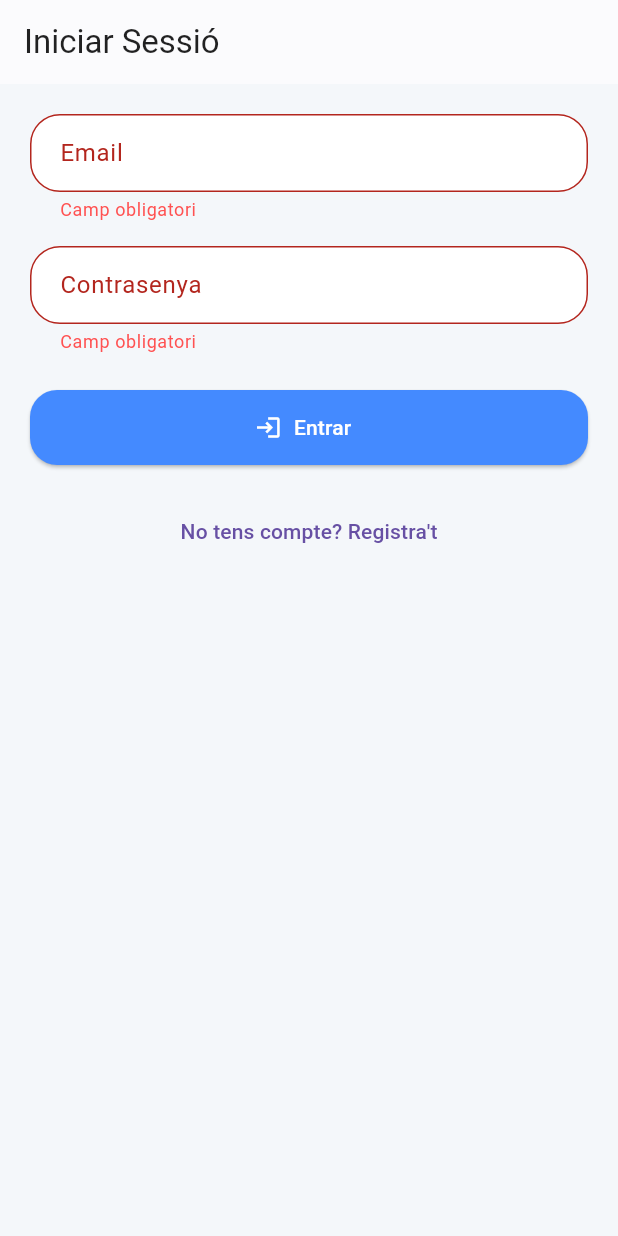
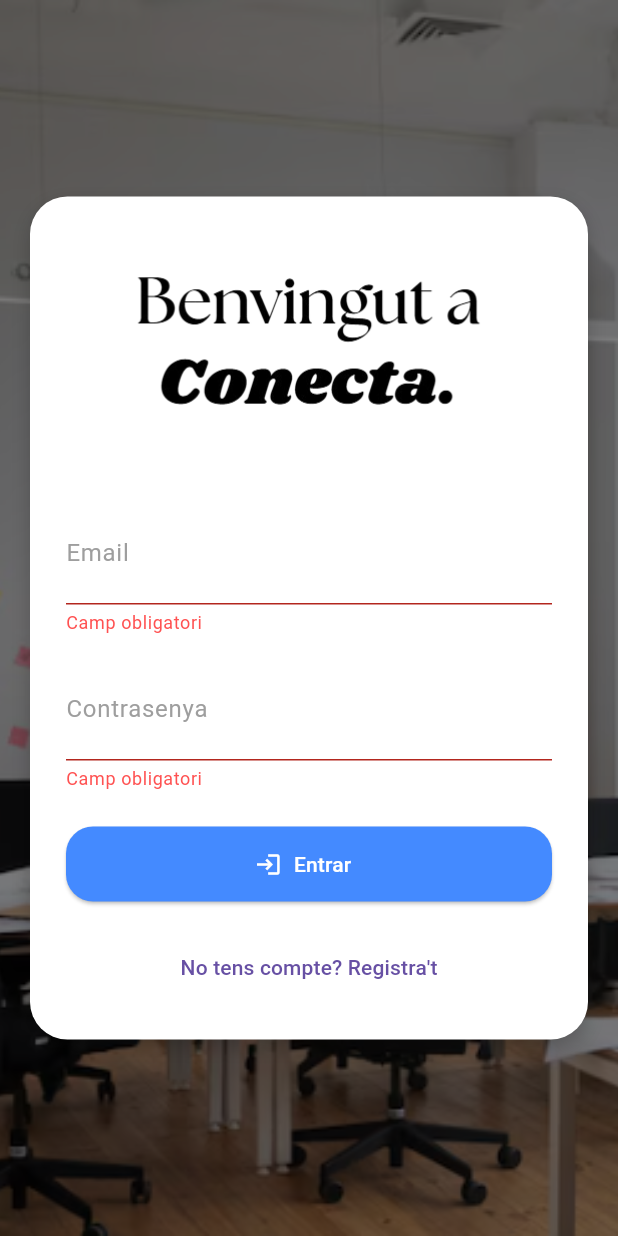
Before and after one commit to dahono22/conecta_app, a Flutter app: the screen it shows after launch, after a tap on "Entrar", on a phone screen of 412 x 824 dp. Run offline on Flutter 3.47's test engine with Material 3 defaults, Android fonts, the phone set to English and light mode, and no system bars; our stand-ins replace cloud_firestore, firebase_core; accounts and stored records are empty.

Commit message:
feat: rediseño de pantalla de login con inputs sin bordes redondeados

```diff
--- a/conecta/lib/screens/login/login_screen.dart
+++ b/conecta/lib/screens/login/login_screen.dart
@@ -4,7 +4,6 @@ import '../../services/auth_service.dart';
 import '../../routes/app_routes.dart';
 import '../../models/usuari.dart';
 
-// Widget d'estat per controlar els canvis durant el procés de login
 class LoginScreen extends StatefulWidget {
   const LoginScreen({super.key});
 
@@ -13,15 +12,14 @@ class LoginScreen extends StatefulWidget {
 }
 
 class _LoginScreenState extends State<LoginScreen> {
-  final _formKey = GlobalKey<FormState>(); // Clau per validar el formulari
-  final _emailController = TextEditingController(); // Controlador per al camp email
-  final _passwordController = TextEditingController(); // Controlador per al camp contrasenya
-  bool _isLoading = false; // Indica si s'està fent login
-  String? _authError; // Missatge d'error en cas de credencials incorrectes
+  final _formKey = GlobalKey<FormState>();
+  final _emailController = TextEditingController();
+  final _passwordController = TextEditingController();
+  bool _isLoading = false;
+  String? _authError;
 
-  // Funció per gestionar l'autenticació de l'usuari
   void _login() async {
-    if (!_formKey.currentState!.validate()) return; // Valida el formulari
+    if (!_formKey.currentState!.validate()) return;
 
     setState(() {
       _authError = null;
@@ -34,80 +32,113 @@ class _LoginScreenState extends State<LoginScreen> {
       _passwordController.text.trim(),
     );
 
-    setState(() => _isLoading = false); // Para l'indicador de càrrega
+    setState(() => _isLoading = false);
 
     if (success == true) {
-      // Redirecciona segons el rol de l'usuari
       final rol = authService.usuariActual?.rol;
       final ruta = rol == RolUsuari.empresa
           ? AppRoutes.homeEmpresa
           : AppRoutes.homeEstudiant;
-      Navigator.pushReplacementNamed(context, ruta); // Canvia a la pantalla principal
+      Navigator.pushReplacementNamed(context, ruta);
     } else {
       setState(() {
-        _authError = 'Credencials incorrectes'; // Mostra error si el login ha fallat
+        _authError = 'Credencials incorrectes';
       });
     }
   }
 
-  // Decoració reutilitzable per als camps de text
-  InputDecoration _inputDecoration(String label) {
+  InputDecoration _inputDecoration(String label, {String? hint}) {
   return InputDecoration(
     labelText: label,
-      filled: true,
-      fillColor: Colors.white,
-      contentPadding: const EdgeInsets.symmetric(horizontal: 16, vertical: 14),
-      border: OutlineInputBorder(
-        borderRadius: BorderRadius.circular(20),
+    hintText: hint,
+    filled: false,
+    contentPadding: const EdgeInsets.symmetric(horizontal: 0, vertical: 14),
+    border: const UnderlineInputBorder(
+      borderSide: BorderSide(color: Colors.grey),
+    ),
+    focusedBorder: const UnderlineInputBorder(
+      borderSide: BorderSide(color: Colors.black),
+    ),
+    enabledBorder: const UnderlineInputBorder(
+      borderSide: BorderSide(color: Colors.grey),
     ),
     errorStyle: const TextStyle(color: Colors.redAccent),
+    labelStyle: const TextStyle(color: Colors.grey),
   );
 }
+
+
 
   @override
   Widget build(BuildContext context) {
     return Scaffold(
-      backgroundColor: const Color(0xFFF4F7FA), // Fons suau
-      appBar: AppBar(
-        title: const Text('Iniciar Sessió'),
-        backgroundColor: Colors.white,
-        foregroundColor: Colors.black87,
-        elevation: 0.5,
+      body: Stack(
+        fit: StackFit.expand,
+        children: [
+          Image.asset(
+            'assets/background.png',
+            fit: BoxFit.cover,
           ),
-      body: Padding(
-        padding: const EdgeInsets.all(20),
+          Container(
+            color: Colors.black.withOpacity(0.5), // Capa de oscurecimiento
+          ),
+          Center(
+            child: SingleChildScrollView(
+              child: Container(
+                padding: const EdgeInsets.all(24),
+                margin: const EdgeInsets.symmetric(horizontal: 20),
+                decoration: BoxDecoration(
+                  color: Colors.white,
+                  borderRadius: BorderRadius.circular(25),
+                  boxShadow: [
+                    BoxShadow(
+                      color: Colors.black.withOpacity(0.2),
+                      blurRadius: 10,
+                      offset: const Offset(0, 5),
+                    ),
+                  ],
+                ),
                 child: Form(
                   key: _formKey,
                   child: Column(
+                    mainAxisSize: MainAxisSize.min,
                     children: [
-              // Mostra error si les credencials són incorrectes
+                      Image.asset(
+                        'assets/images/logo2.png',
+                        width: 250,
+                        height: 150,
+                      ),
+                      const SizedBox(height: 30),
                       if (_authError != null)
                         Padding(
                           padding: const EdgeInsets.only(bottom: 12),
-                  child: Text(_authError!,
+                          child: Text(
+                            _authError!,
                             style: const TextStyle(
                               color: Colors.redAccent,
                               fontWeight: FontWeight.w500,
-                      )),
                             ),
-              // Camp de correu electrònic
+                          ),
+                        ),
                       TextFormField(
                         controller: _emailController,
                         decoration: _inputDecoration('Email'),
                         validator: (value) =>
-                    value == null || value.isEmpty ? 'Camp obligatori' : null,
+                            value == null || value.isEmpty
+                                ? 'Camp obligatori'
+                                : null,
                       ),
                       const SizedBox(height: 16),
-              // Camp de contrasenya
                       TextFormField(
                         controller: _passwordController,
                         decoration: _inputDecoration('Contrasenya'),
-                obscureText: true, // Amaga el text introduït
+                        obscureText: true,
                         validator: (value) =>
-                    value == null || value.isEmpty ? 'Camp obligatori' : null,
+                            value == null || value.isEmpty
+                                ? 'Camp obligatori'
+                                : null,
                       ),
                       const SizedBox(height: 24),
-              // Botó de login amb indicador de càrrega
                       ElevatedButton.icon(
                         onPressed: _isLoading ? null : _login,
                         icon: _isLoading
@@ -131,7 +162,6 @@ class _LoginScreenState extends State<LoginScreen> {
                         ),
                       ),
                       const SizedBox(height: 20),
-              // Enllaç per anar a la pantalla de registre
                       TextButton(
                         onPressed: () {
                           Navigator.pushNamed(context, AppRoutes.register);
@@ -142,6 +172,10 @@ class _LoginScreenState extends State<LoginScreen> {
                   ),
                 ),
               ),
+            ),
+          ),
+        ],
+      ),
     );
   }
 }
--- a/conecta/pubspec.yaml
+++ b/conecta/pubspec.yaml
@@ -30,4 +30,6 @@ flutter:
 
   assets:
     - assets/background.png
-    - assets/logo.png
+    - assets/images/logo.png
+    - assets/images/logo2.png
+    - assets/images/logo3.png
```
Lines whose indentation alone changed are shown as unchanged.
